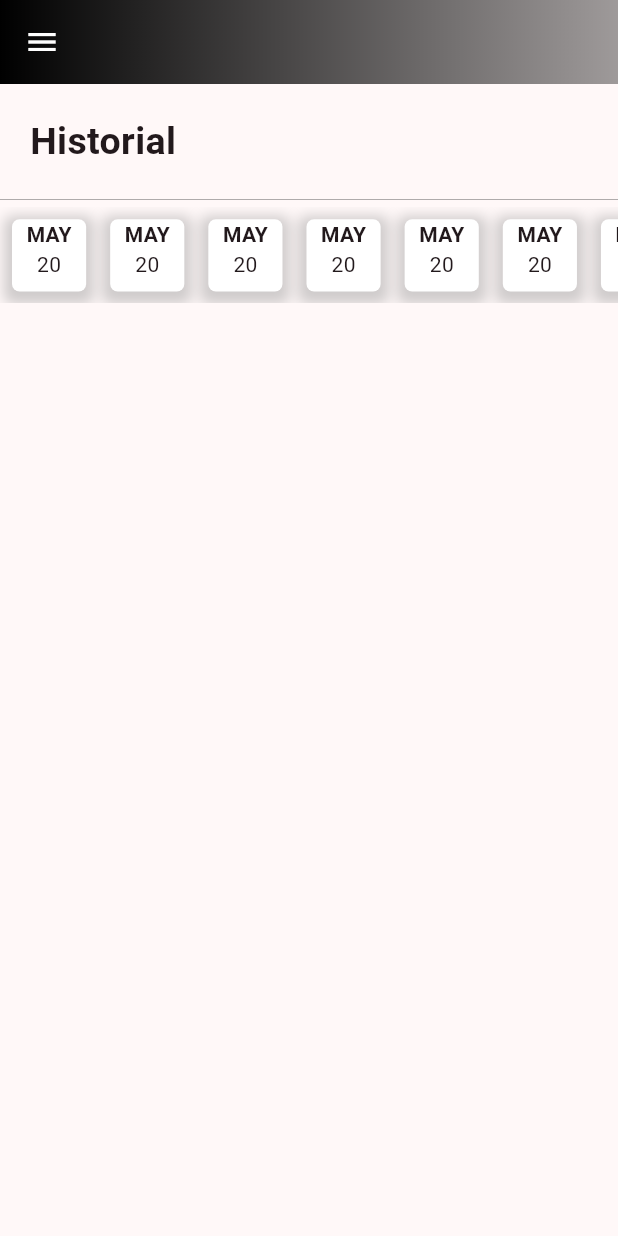
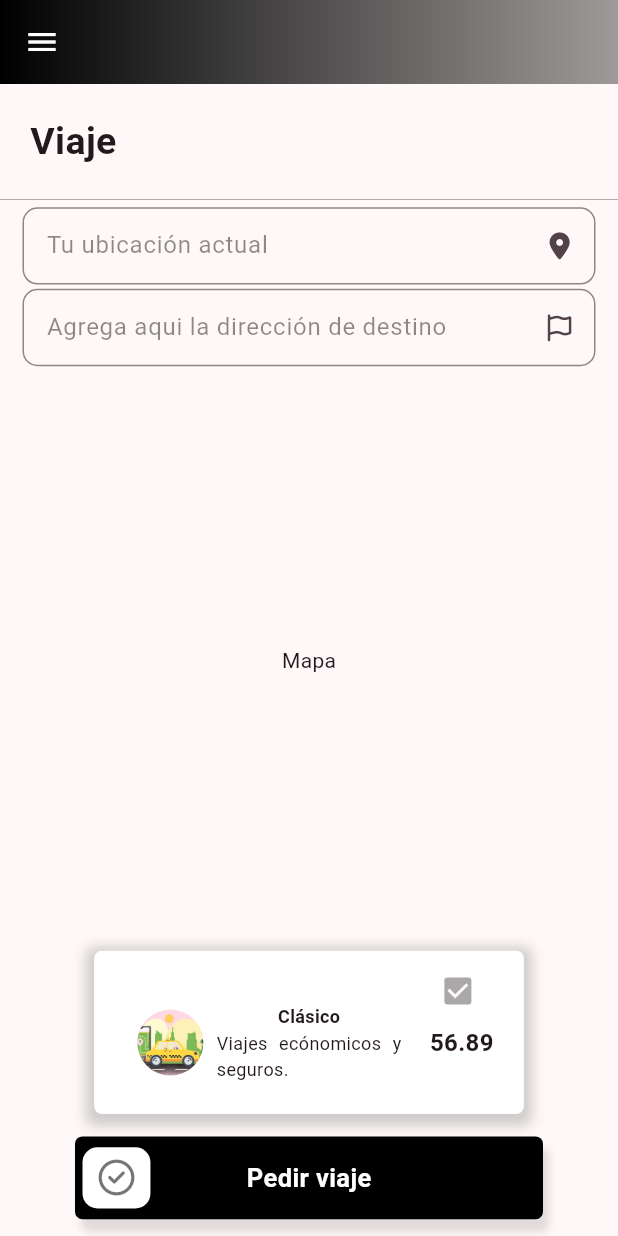
Before and after one commit to blitzpc17/taxi_app, a Flutter app: the screen it shows after launch, on a phone screen of 412 x 824 dp. Run offline on Flutter 3.47's test engine with Material 3 defaults, Android fonts, the phone set to English and light mode, and no system bars; our stand-ins replace font_awesome_flutter, go_router.

Commit message:
Commit - Pantalla de solicitar viaje

```diff
--- a/lib/config/router/app_route.dart
+++ b/lib/config/router/app_route.dart
@@ -5,10 +5,13 @@ import 'package:taxi_app/screens/screens.dart';
 
 final appRouter = GoRouter(routes: [
   GoRoute(path: '/home', builder: (context, state) => const HomeScreen()),
-  GoRoute(path: '/', builder: (context, state) => const HistorialScreen()),
+  GoRoute(path: '/', builder: (context, state) => const SolicitarViajeScreen()),
   GoRoute(
       path: '/register', builder: (context, state) => const RegisterScreen()),
   GoRoute(path: '/perfil', builder: (context, state) => const PerfilScreen()),
   GoRoute(
       path: '/historial', builder: (context, state) => const HistorialScreen()),
+  GoRoute(
+      path: '/solicitudviaje',
+      builder: (context, state) => const SolicitarViajeScreen()),
 ]);
--- a/lib/screens/screens.dart
+++ b/lib/screens/screens.dart
@@ -1,3 +1,6 @@
 export 'package:taxi_app/screens/home_screen.dart';
 export 'package:taxi_app/screens/login_screen.dart';
 export 'package:taxi_app/screens/register_screen.dart';
+export 'package:taxi_app/screens/solicitudviaje_screen.dart';
+export 'package:taxi_app/screens/perfil_screen.dart';
+export 'package:taxi_app/screens/historial_screen.dart';
--- /dev/null
+++ b/lib/screens/solicitudviaje_screen.dart
@@ -0,0 +1,209 @@
+import 'package:flutter/rendering.dart';
+import 'package:flutter/widgets.dart';
+
+import '../widgets/widgets.dart';
+import 'package:flutter/material.dart';
+import 'package:font_awesome_flutter/font_awesome_flutter.dart';
+
+class SolicitarViajeScreen extends StatefulWidget {
+  const SolicitarViajeScreen({super.key});
+
+  @override
+  State<SolicitarViajeScreen> createState() => _SolicitarViajeScreenState();
+}
+
+class _SolicitarViajeScreenState extends State<SolicitarViajeScreen> {
+  var editando = false;
+
+  @override
+  Widget build(BuildContext context) {
+    return SafeArea(
+      child: Scaffold(
+          appBar: AppBar(
+            iconTheme: const IconThemeData(color: Colors.white),
+            flexibleSpace: Container(
+              decoration: const BoxDecoration(
+                gradient: LinearGradient(
+                    begin: Alignment.centerLeft,
+                    end: Alignment.centerRight,
+                    colors: <Color>[Colors.black, Colors.black38]),
+              ),
+            ),
+          ),
+          drawer: const Menulateral(),
+          body: SafeArea(child: Container(
+            child: LayoutBuilder(builder: (context, constraints) {
+              return Column(
+                children: [
+                  Container(
+                    padding: const EdgeInsets.symmetric(
+                        horizontal: 20, vertical: 20),
+                    width: constraints.maxWidth,
+                    height: constraints.maxHeight * 0.10,
+                    child: const Align(
+                      alignment: AlignmentDirectional.centerStart,
+                      child: Text(
+                        "Viaje",
+                        style: TextStyle(
+                            fontWeight: FontWeight.bold, fontSize: 25),
+                      ),
+                    ),
+                  ),
+                  Container(
+                    width: constraints.maxWidth,
+                    height: constraints.maxHeight * 0.0005,
+                    color: Colors.black54,
+                  ),
+                  Container(
+                    padding:
+                        const EdgeInsets.symmetric(horizontal: 15, vertical: 5),
+                    width: constraints.maxWidth,
+                    height: constraints.maxHeight * 0.80,
+                    child: LayoutBuilder(builder: (context, constraints5) {
+                      return Stack(children: [
+                        SizedBox(
+                          width: constraints.maxWidth,
+                          height: constraints5.maxHeight,
+                          child: const Center(
+                            child: Text("Mapa"),
+                          ),
+                        ),
+                        SizedBox(
+                          width: constraints5.maxWidth,
+                          height: constraints5.maxHeight * 0.18,
+                          child: const Column(
+                            mainAxisAlignment: MainAxisAlignment.start,
+                            children: [
+                              Expanded(
+                                child: CajaTextoPersonalizada(
+                                    label: "Tu ubicación actual",
+                                    hint: "Tu ubicación actual",
+                                    iconoPrefix: FontAwesomeIcons.locationDot,
+                                    icono: FontAwesomeIcons.locationDot),
+                              ),
+                              Expanded(
+                                child: CajaTextoPersonalizada(
+                                    label:
+                                        "Agrega aqui la dirección de destino",
+                                    hint: "Agrega aqui la dirección de destino",
+                                    iconoPrefix: FontAwesomeIcons.flag,
+                                    icono: FontAwesomeIcons.flag),
+                              )
+                            ],
+                          ),
+                        ),
+                        Align(
+                          alignment: Alignment.bottomCenter,
+                          child: SizedBox(
+                            width: constraints5.maxWidth * 0.75,
+                            height: constraints5.maxHeight * 0.18,
+                            child: Container(
+                              child: _tarjetaTipoViaje(
+                                  ancho: constraints5.maxWidth * 0.60,
+                                  alto: constraints5.maxHeight * 0.25),
+                            ),
+                          ),
+                        )
+                      ]);
+                    }),
+                  ),
+                  Container(
+                      padding:
+                          EdgeInsets.symmetric(horizontal: 50, vertical: 10),
+                      width: constraints.maxWidth,
+                      height: constraints.maxHeight * 0.098,
+                      child: LayoutBuilder(
+                        builder: (context, constraints12) {
+                          return BotonPersonalizado(
+                            ancho: constraints12.maxWidth * 0.10,
+                            alto: constraints12.maxHeight * 0.35,
+                            color: Colors.black,
+                            icono: FontAwesomeIcons.circleCheck,
+                            texto: "Pedir viaje",
+                          );
+                        },
+                      ))
+                ],
+              );
+            }),
+          ))),
+    );
+  }
+}
+
+class _tarjetaTipoViaje extends StatelessWidget {
+  final double ancho;
+  final double alto;
+
+  const _tarjetaTipoViaje({required this.ancho, required this.alto});
+
+  @override
+  Widget build(BuildContext context) {
+    return Container(
+      width: ancho,
+      height: alto,
+      padding: const EdgeInsets.all(20),
+      decoration: BoxDecoration(
+        color: Colors.white,
+        borderRadius: BorderRadius.circular(5),
+        boxShadow: [
+          BoxShadow(
+            color: Colors.grey.withOpacity(0.5),
+            spreadRadius: 5,
+            blurRadius: 7,
+            offset: const Offset(0, 3), // changes position of shadow
+          ),
+        ],
+      ),
+      child: const Column(
+        children: [
+          Expanded(
+              child: Align(
+                  alignment: Alignment.centerRight,
+                  child: Checkbox(value: true, onChanged: null))),
+          Expanded(
+            flex: 4,
+            child: Row(
+              mainAxisAlignment: MainAxisAlignment.start,
+              children: [
+                Expanded(
+                    child: CircleAvatar(
+                  radius: 22,
+                  backgroundImage:
+                      AssetImage("assets/imgbackgrounds/bg_solicitarviaje.png"),
+                )),
+                Expanded(
+                  flex: 2,
+                  child: Column(
+                    mainAxisAlignment: MainAxisAlignment.spaceEvenly,
+                    children: [
+                      Text(
+                        "Clásico",
+                        style: TextStyle(
+                            fontWeight: FontWeight.bold, fontSize: 12),
+                        textAlign: TextAlign.left,
+                      ),
+                      Text(
+                        "Viajes ecónomicos y seguros.",
+                        style: TextStyle(
+                            fontWeight: FontWeight.normal, fontSize: 12),
+                        textAlign: TextAlign.justify,
+                      ),
+                    ],
+                  ),
+                ),
+                Expanded(
+                  child: Text(
+                    "${56.89}",
+                    style: TextStyle(fontWeight: FontWeight.bold, fontSize: 16),
+                    textAlign: TextAlign.end,
+                  ),
+                ),
+              ],
+            ),
+          ),
+        ],
+      ),
+    );
+  }
+}
--- a/lib/widgets/cajatexto_personalizada.dart
+++ b/lib/widgets/cajatexto_personalizada.dart
@@ -5,7 +5,7 @@ class CajaTextoPersonalizada extends StatelessWidget {
   final String? hint;
   final String? errorMessage;
   final bool obscureText;
-  final IconData icono;
+  final IconData? icono, iconoPrefix;
   final Function(String)? onChanged;
   final String? Function(String?)? validator;
 
@@ -17,7 +17,8 @@ class CajaTextoPersonalizada extends StatelessWidget {
     this.obscureText = false,
     this.onChanged,
     this.validator,
-    required this.icono,
+    this.icono,
+    this.iconoPrefix,
   });
 
   @override
@@ -47,7 +48,8 @@ class CajaTextoPersonalizada extends StatelessWidget {
           hintText: hint,
           errorText: errorMessage,
           focusColor: colors.primary,
-          suffixIcon: Icon(icono)),
+          suffixIcon: icono == null ? Container() : Icon(icono),
+          prefix: iconoPrefix == null ? Container() : Icon(iconoPrefix)),
     );
   }
 }
```
